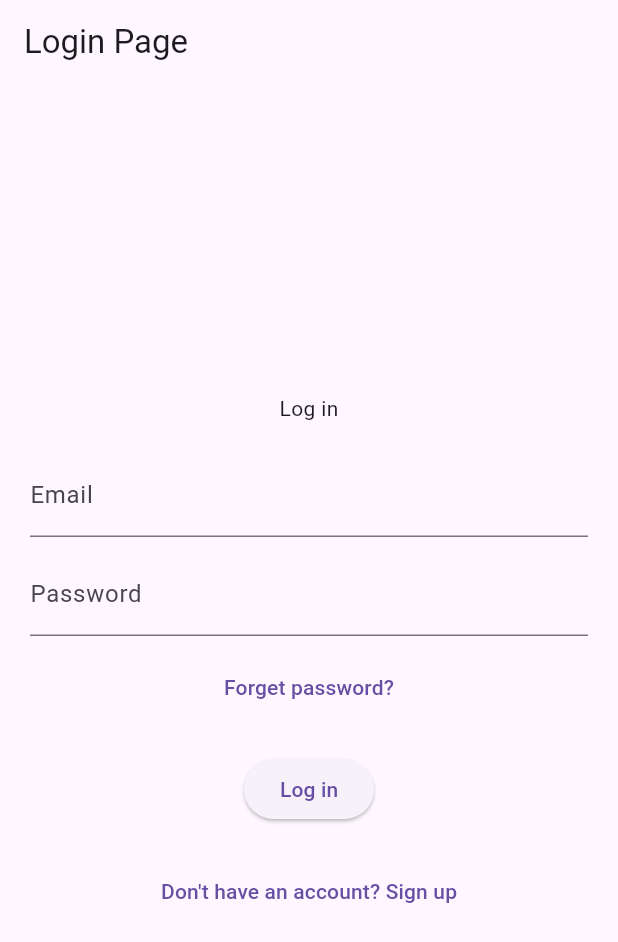
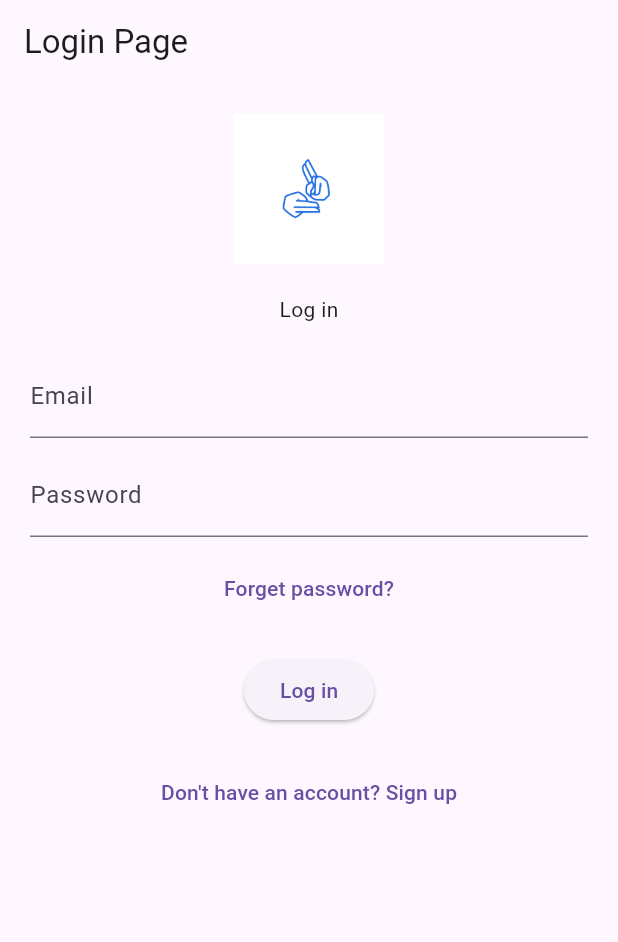
Before and after one commit to AliAljawad/Sign-Speak-Front, a Flutter app: the screen it shows after launch, on a phone screen of 412 x 824 dp. Shown: the top 942 px of the screen. Run offline on Flutter 3.47's test engine with Material 3 defaults, Android fonts, the light colour scheme and no system bars.

Commit message:
Added logo to login screen

```diff
--- a/lib/screens/login_screen.dart
+++ b/lib/screens/login_screen.dart
@@ -9,11 +9,16 @@ class LoginPage extends StatelessWidget {
       appBar: AppBar(
         title: const Text('Login Page'),
       ),
-      body: Padding(
+      body:SingleChildScrollView(
         padding: const EdgeInsets.all(20.0),
         child: Column(
           mainAxisAlignment: MainAxisAlignment.center,
           children: [
+            Image.asset(
+              'assets/images/logo.png',
+              height: 100,
+            ),
+            const SizedBox(height: 20),
             const Text('Log in'),
             const SizedBox(height: 20),
             const TextField(
@@ -46,6 +51,6 @@ class LoginPage extends StatelessWidget {
           ],
         ),
       ),
-    );
+      );
   }
 }
--- a/pubspec.yaml
+++ b/pubspec.yaml
@@ -59,8 +59,8 @@ flutter:
   uses-material-design: true
 
   # To add assets to your application, add an assets section, like this:
-  # assets:
-  #   - images/a_dot_burr.jpeg
+  assets:
+    - assets/images/
   #   - images/a_dot_ham.jpeg
 
   # An image asset can refer to one or more resolution-specific "variants", see
```
Also changed, not shown: assets/images/logo.png (added).
